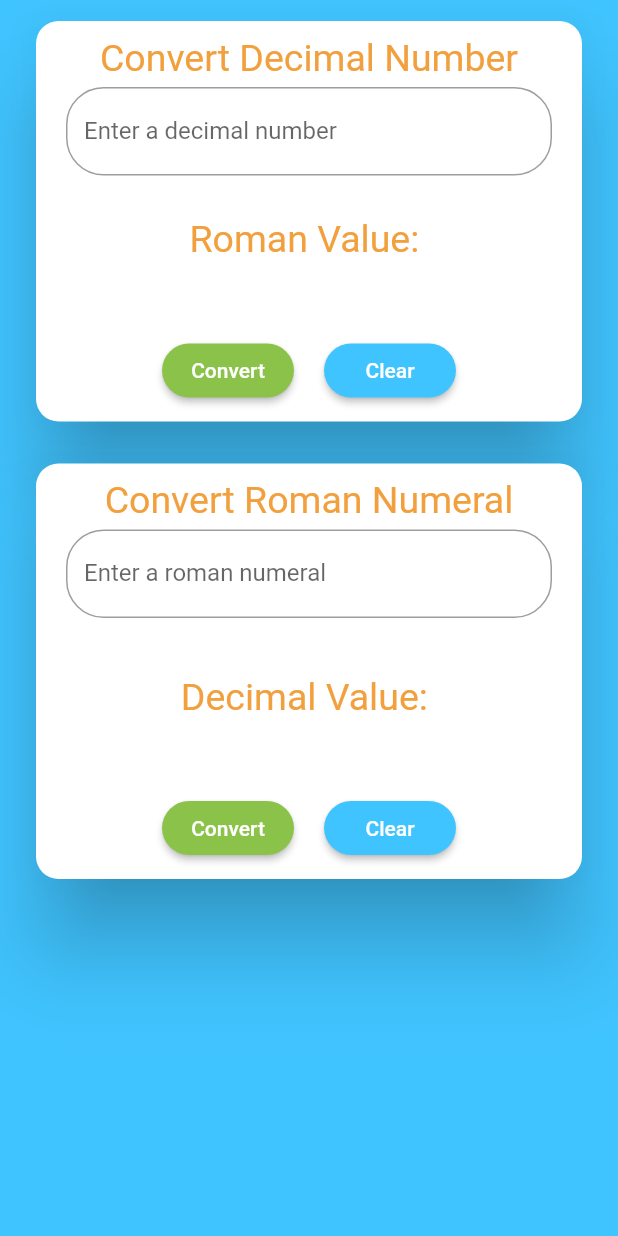
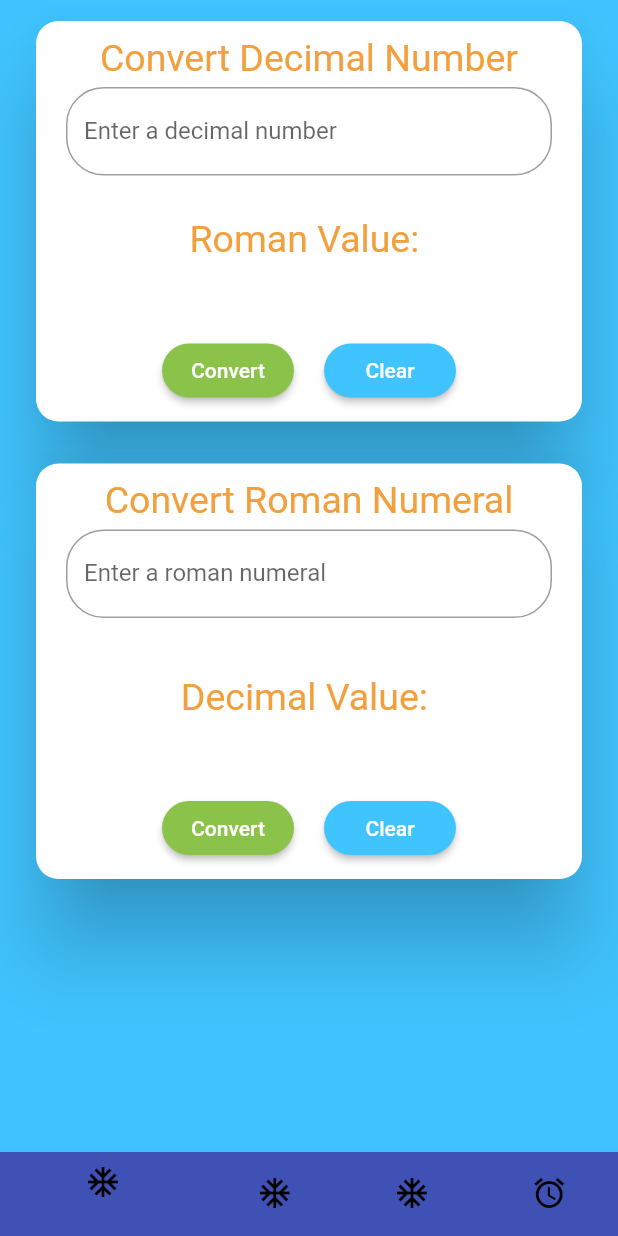
Before and after one commit to fordp/romannumerals, a Flutter app: the screen it shows after launch, after a tap on "Roman Conversion", on a phone screen of 412 x 824 dp. Run offline on Flutter 3.47's test engine with Material 2 defaults, Android fonts, the phone set to English and light mode, and no system bars; Roboto replaces fonts that are missing (Arvo).

Commit message:
Added bottom navigation bar icons.

```diff
--- a/lib/pages/home_page.dart
+++ b/lib/pages/home_page.dart
@@ -25,12 +25,6 @@ class _MyHomePageState extends State<MyHomePage> {
           fontWeight: FontWeight.bold,
         ),
       ),
-      actions: <Widget>[
-        new Icon(
-          Icons.menu,
-          color: mainColor,
-        ),
-      ],
     );
   }
 
--- a/lib/pages/roman_conversion.dart
+++ b/lib/pages/roman_conversion.dart
@@ -10,6 +10,8 @@ class RomanConversion extends StatefulWidget {
 }
 
 class _RomanConversionState extends State<RomanConversion> {
+  int _cIndex = 0;
+
   String _roman = "";
   String _romanErr = "";
   String _dec = "";
@@ -34,6 +36,12 @@ class _RomanConversionState extends State<RomanConversion> {
 
   // **************************************************************** //
   // Action functions.
+  void _incrementTab(index) {
+    setState(() {
+      _cIndex = index;
+    });
+  }
+
   void submitConvertNumber(BuildContext context) {
     setState(() {
       var theNum = myDecController.text;
@@ -404,6 +412,38 @@ class _RomanConversionState extends State<RomanConversion> {
     );
   }
 
+  Widget createBottomNavBar(BuildContext context) {
+    return BottomNavigationBar(
+      currentIndex: _cIndex,
+      type: BottomNavigationBarType.shifting,
+      items: [
+        BottomNavigationBarItem(
+          icon: Icon(Icons.ac_unit, color: Color.fromARGB(255, 0, 0, 0)),
+          title: new Text(''),
+          backgroundColor: Colors.indigo,
+        ),
+        BottomNavigationBarItem(
+          icon: Icon(Icons.ac_unit, color: Color.fromARGB(255, 0, 0, 0)),
+          title: new Text(''),
+          backgroundColor: Colors.amber,
+        ),
+        BottomNavigationBarItem(
+          icon: Icon(Icons.ac_unit, color: Color.fromARGB(255, 0, 0, 0)),
+          title: new Text(''),
+          backgroundColor: Colors.indigo,
+        ),
+        BottomNavigationBarItem(
+          icon: Icon(Icons.access_alarm, color: Color.fromARGB(255, 0, 0, 0)),
+          title: new Text(''),
+          backgroundColor: Colors.indigo,
+        ),
+      ],
+      onTap: (index) {
+        _incrementTab(index);
+      },
+    );
+  }
+
   @override
   Widget build(BuildContext context) {
     deviceHeight = MediaQuery.of(context).size.height;
@@ -412,6 +452,7 @@ class _RomanConversionState extends State<RomanConversion> {
     return Scaffold(
       // appBar: createAppBar(),
       body: createBody(context),
+      bottomNavigationBar: createBottomNavBar(context),
     );
   }
 }
```
